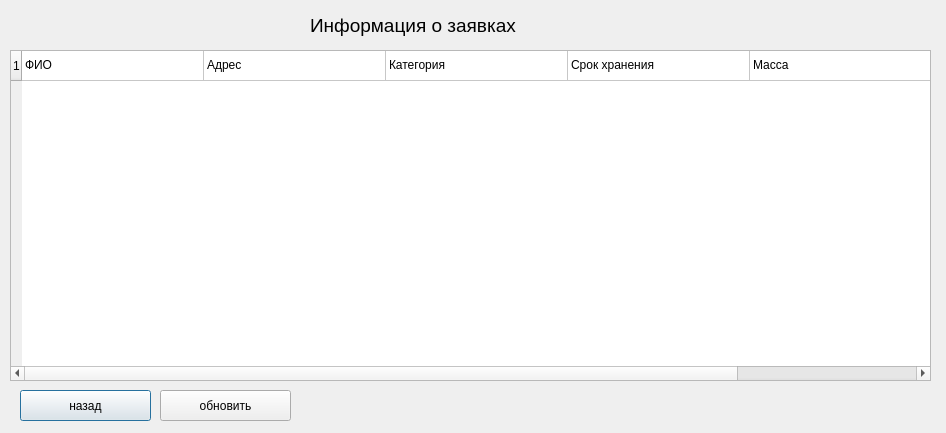
Above: course/courier/managerwindow.ui from Tsukun/Programminglab before the change. Below: the same form after it.
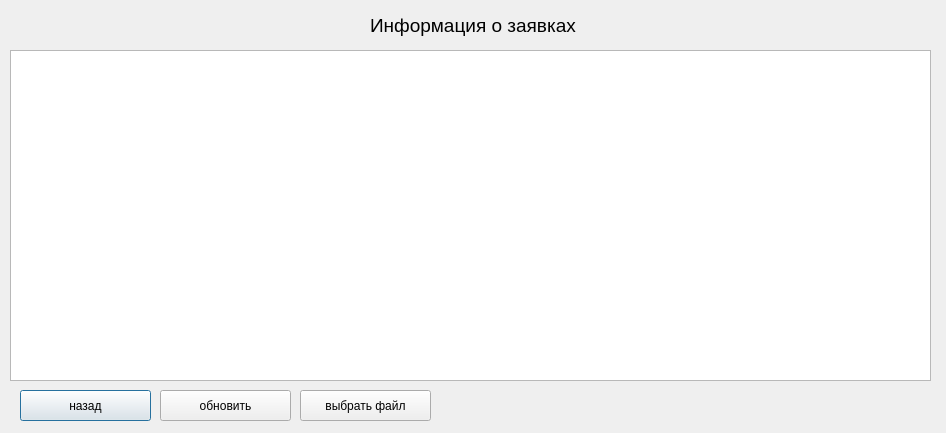
That is the form after the change.

The edit to the form file:
```diff
--- a/course/courier/managerwindow.ui
+++ b/course/courier/managerwindow.ui
@@ -23,10 +23,10 @@
     </rect>
    </property>
    <property name="rowCount">
-    <number>1</number>
+    <number>0</number>
    </property>
    <property name="columnCount">
-    <number>5</number>
+    <number>0</number>
    </property>
    <attribute name="horizontalHeaderVisible">
     <bool>false</bool>
@@ -37,42 +37,11 @@
    <attribute name="horizontalHeaderStretchLastSection">
     <bool>false</bool>
    </attribute>
-   <row/>
-   <column/>
-   <column/>
-   <column/>
-   <column/>
-   <column/>
-   <item row="0" column="0">
-    <property name="text">
-     <string>ФИО</string>
-    </property>
-   </item>
-   <item row="0" column="1">
-    <property name="text">
-     <string>Адрес</string>
-    </property>
-   </item>
-   <item row="0" column="2">
-    <property name="text">
-     <string>Категория</string>
-    </property>
-   </item>
-   <item row="0" column="3">
-    <property name="text">
-     <string>Срок хранения</string>
-    </property>
-   </item>
-   <item row="0" column="4">
-    <property name="text">
-     <string>Масса</string>
-    </property>
-   </item>
   </widget>
   <widget class="QLabel" name="label">
    <property name="geometry">
     <rect>
-     <x>310</x>
+     <x>370</x>
      <y>10</y>
      <width>211</width>
      <height>31</height>
@@ -113,6 +82,19 @@
     <string>обновить</string>
    </property>
   </widget>
+  <widget class="QPushButton" name="pathButton">
+   <property name="geometry">
+    <rect>
+     <x>300</x>
+     <y>390</y>
+     <width>131</width>
+     <height>31</height>
+    </rect>
+   </property>
+   <property name="text">
+    <string>выбрать файл</string>
+   </property>
+  </widget>
  </widget>
  <resources/>
  <connections/>
```
